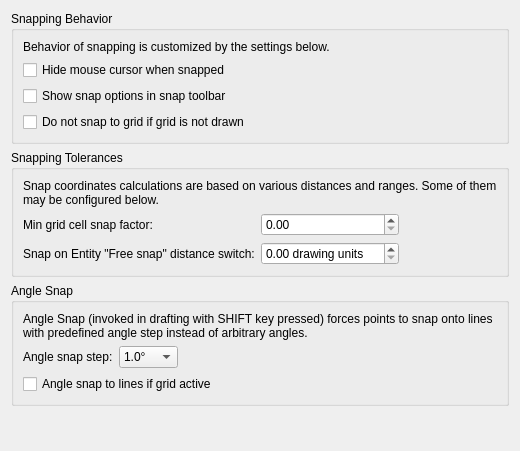
Old version of the form librecad/src/ui/dialogs/settings/options_drafting/pages/lc_settings_page_drafting_behavior_snap.ui in the repository sand1024/LibreCAD.
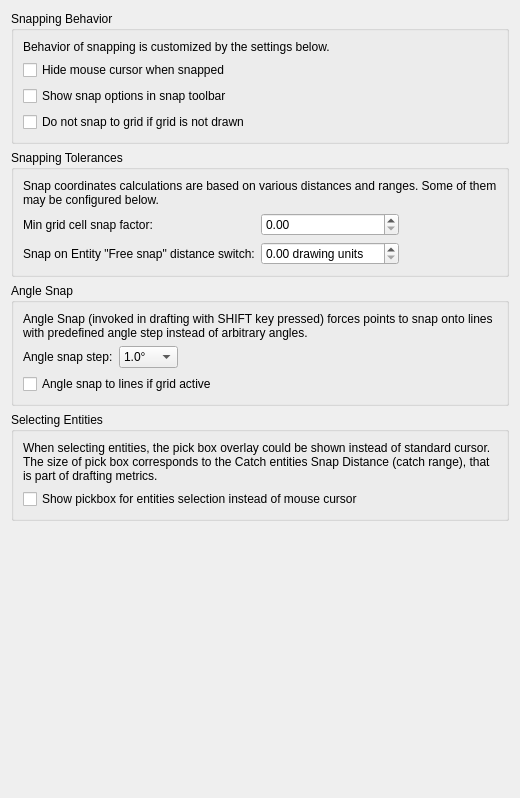
New version of the form.

Commit message: review of setting cursors by actions - now all actions returns consistent cursort type that corresponds to selection or normal operation

Diff of the .ui file:
```diff
--- a/librecad/src/ui/dialogs/settings/options_drafting/pages/lc_settings_page_drafting_behavior_snap.ui
+++ b/librecad/src/ui/dialogs/settings/options_drafting/pages/lc_settings_page_drafting_behavior_snap.ui
@@ -7,7 +7,7 @@
     <x>0</x>
     <y>0</y>
     <width>520</width>
-    <height>451</height>
+    <height>798</height>
    </rect>
   </property>
   <layout class="QVBoxLayout" name="mainLayout">
@@ -270,6 +270,42 @@
      </layout>
     </widget>
    </item>
+   <item>
+    <widget class="QGroupBox" name="groupBox">
+     <property name="title">
+      <string>Selecting Entities</string>
+     </property>
+     <layout class="QGridLayout" name="gridLayout_3">
+      <item row="1" column="0">
+       <widget class="QCheckBox" name="cbHideMouseCursorWhenSelecting">
+        <property name="toolTip">
+         <string>Use PickBox
+
+If checked, in entities selection mode the 
+pickbox overlay will be shown instead of 
+built-in cursor. 
+The size of pickbox will be the catch entites'
+snap distance (snap range).
+Otherwise, a standard CAD cursor will be shown. </string>
+        </property>
+        <property name="text">
+         <string>Show pickbox for entities selection instead of mouse cursor</string>
+        </property>
+       </widget>
+      </item>
+      <item row="0" column="0">
+       <widget class="QLabel" name="label_4">
+        <property name="text">
+         <string>When selecting entities, the pick box overlay could be shown instead of standard cursor. The size of pick box corresponds to the Catch entities Snap Distance (catch range), that is part of drafting metrics.</string>
+        </property>
+        <property name="wordWrap">
+         <bool>true</bool>
+        </property>
+       </widget>
+      </item>
+     </layout>
+    </widget>
+   </item>
    <item>
     <spacer name="verticalSpacer">
      <property name="orientation">
```
The commit also changes 98 other files.
